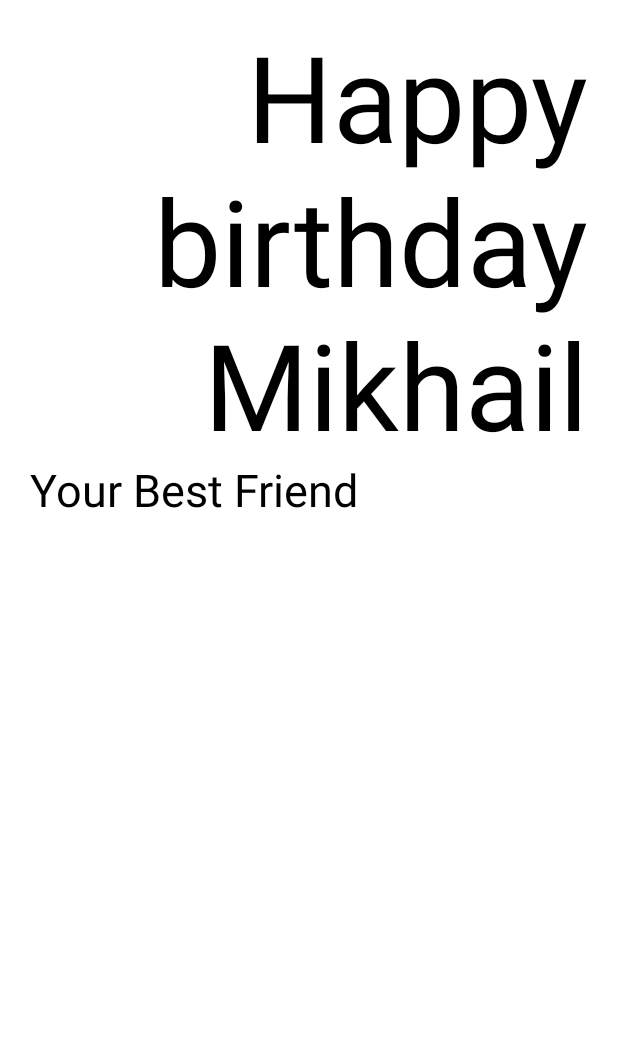
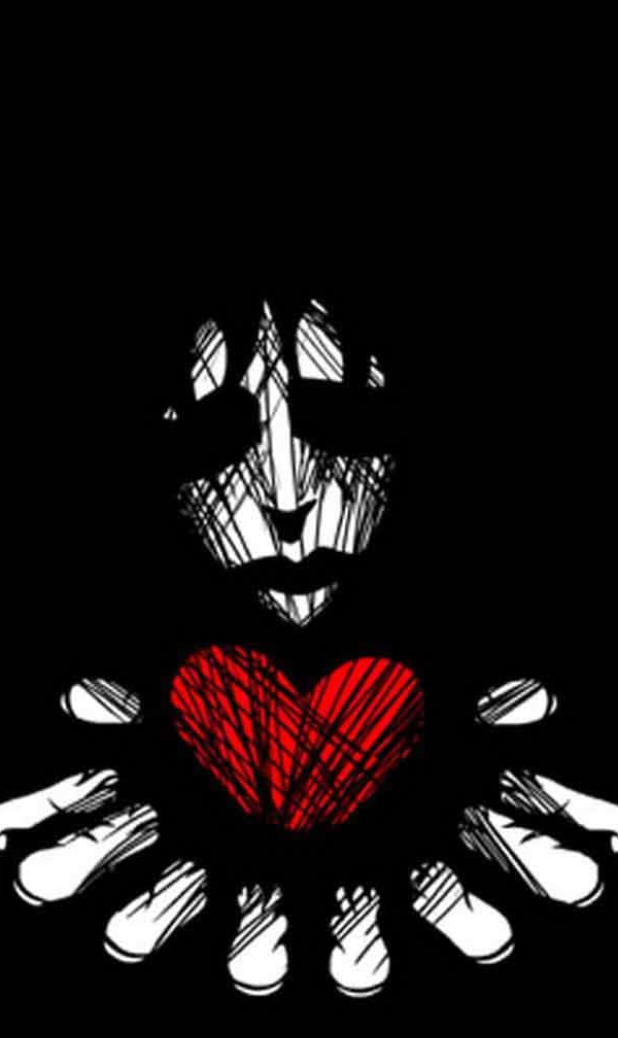
Before and after one commit to elmario89/android, an Android app built with Jetpack Compose: the @Preview function BirthdayAppPreview, on a phone screen of 412 x 824 dp. Shown: the top 1038 px of the screen. Run offline under Robolectric (Android 15) with nearby library versions, the light colour scheme and no system bars; missing, so only their content is drawn: BirthdayAppTheme.

Commit message:
Add image background

```diff
--- a/app/src/main/java/com/example/birthdayapp/MainActivity.kt
+++ b/app/src/main/java/com/example/birthdayapp/MainActivity.kt
@@ -1,4 +1,5 @@
 package com.example.birthdayapp
+import androidx.compose.foundation.Image
 
 import android.os.Bundle
 import androidx.activity.ComponentActivity
@@ -12,6 +13,8 @@ import androidx.compose.material3.Surface
 import androidx.compose.material3.Text
 import androidx.compose.runtime.Composable
 import androidx.compose.ui.Modifier
+import androidx.compose.ui.layout.ContentScale
+import androidx.compose.ui.res.painterResource
 import androidx.compose.ui.text.style.TextAlign
 import androidx.compose.ui.tooling.preview.Preview
 import androidx.compose.ui.unit.dp
@@ -36,14 +39,25 @@ class MainActivity : ComponentActivity() {
 }
 
 @Composable
+fun GreetingImage(message: String, from: String, modifier: Modifier = Modifier) {
+    val image = painterResource(R.drawable.dark)
+    Image(
+        painter = image,
+        contentDescription = null,
+        Modifier.fillMaxSize(),
+        contentScale = ContentScale.Crop
+    )
+}
+
+@Composable
 fun GreetingText(
     message: String,
     modifier: Modifier = Modifier,
     from: String = "Your Best Friend",
 ) {
     Column(
-            verticalArrangement = Arrangement.Center,
-            modifier = modifier.padding(20.dp)
+        verticalArrangement = Arrangement.Center,
+        modifier = modifier.padding(20.dp)
     ) {
         Text(
             text = message,
@@ -66,6 +80,6 @@ fun GreetingText(
 @Composable
 fun BirthdayAppPreview() {
     BirthdayAppTheme {
-        GreetingText(message = "Happy birthday Mikhail")
+        GreetingImage(message = "В субботу пять пар мои чуваки...", "От Михаила")
     }
 }
```
Also changed, not shown: app/src/main/res/drawable-emo/dark.jpg (added), app/src/main/res/drawable-nodpi/dark.jpg (added).
